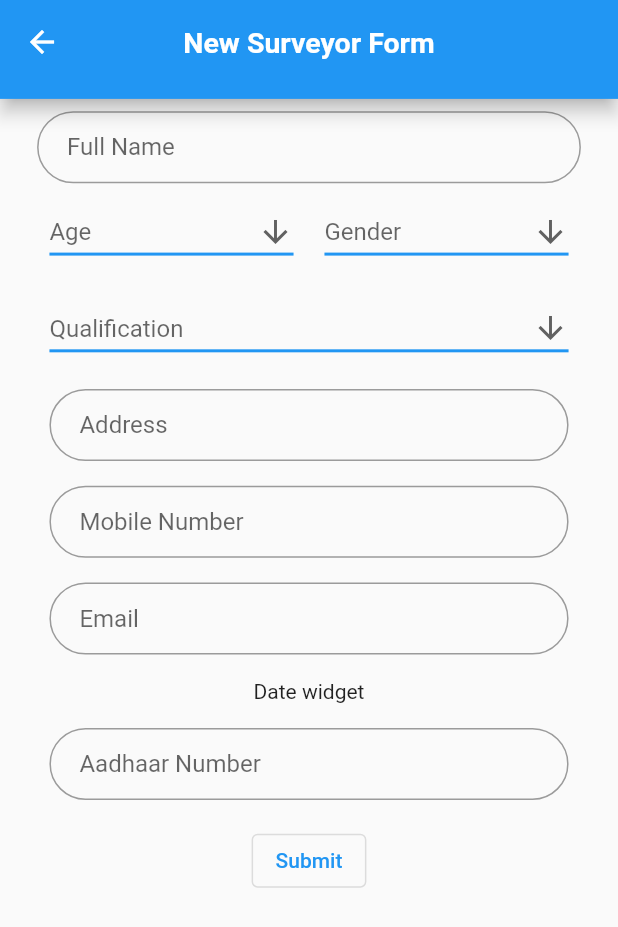
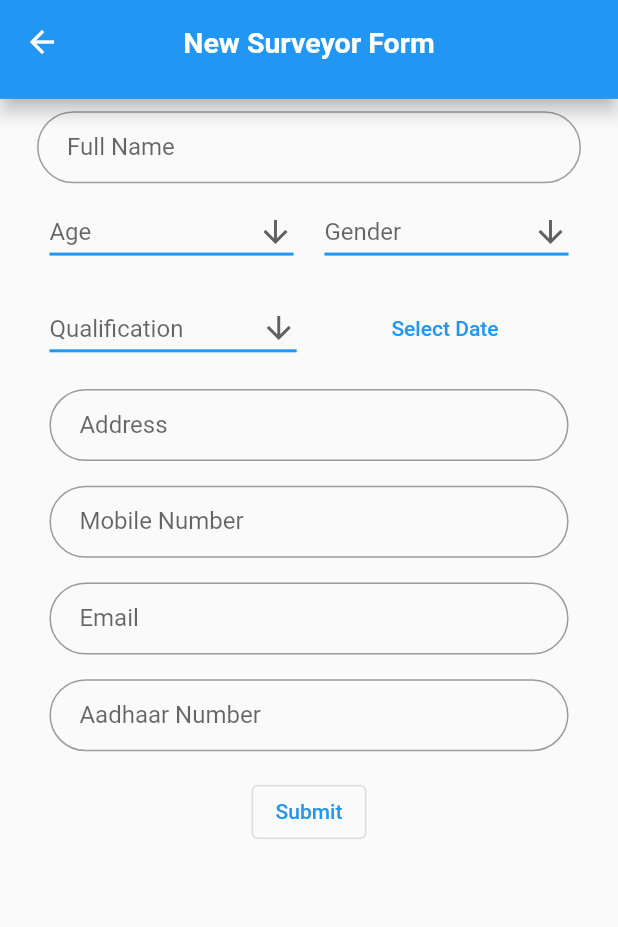
Before and after one commit to piyushwani004/medical_servey_app, a Flutter app: the NewSurveyorForm screen opened directly, on a phone screen of 412 x 824 dp. Shown: the top 927 px of the screen. Run offline on Flutter 3.47's test engine with Material 2 defaults, Android fonts, the light colour scheme and no system bars; our stand-ins replace google_fonts.

Commit message:
added date to new surveyor

```diff
--- a/lib/pages/Admin/new_surveyor_form.dart
+++ b/lib/pages/Admin/new_surveyor_form.dart
@@ -13,6 +13,8 @@ class NewSurveyorForm extends StatefulWidget {
 }
 
 class _NewSurveyorFormState extends State<NewSurveyorForm> {
+  String selectedDate = 'Select Date';
+
   final formKeyNewSurveyorForm = GlobalKey<FormState>();
 
   DropDownButtonWidget? ageDropDown;
@@ -122,6 +124,7 @@ class _NewSurveyorFormState extends State<NewSurveyorForm> {
     );
     final aadhaarNo = TextFormField(
       keyboardType: TextInputType.number,
+      validator: (aadhaarNo) => aadhaarNumberValidator(aadhaarNo!),
       autofocus: false,
       onSaved: (aadhaarNo) {
         surveyorForm["aadhaarNo"] = aadhaarNo!;
@@ -131,11 +134,13 @@ class _NewSurveyorFormState extends State<NewSurveyorForm> {
           Common.textFormFieldInputDecoration(labelText: "Aadhaar Number"),
     );
 
-    final submitBtn = OutlinedButton(onPressed: () {
-      if(formKeyNewSurveyorForm.currentState!.validate()){
-        formKeyNewSurveyorForm.currentState!.save();
-      }
-    }, child: Text('Submit'));
+    final submitBtn = OutlinedButton(
+        onPressed: () {
+          if (formKeyNewSurveyorForm.currentState!.validate()) {
+            formKeyNewSurveyorForm.currentState!.save();
+          }
+        },
+        child: Text('Submit'));
     return Form(
         key: formKey,
         child: Column(
@@ -160,9 +165,28 @@ class _NewSurveyorFormState extends State<NewSurveyorForm> {
                 )),
               ],
             ),
-            Padding(
-              padding: Common.allPadding(mHeight: height),
-              child: qualificationDropDown!,
+            Row(
+              mainAxisAlignment: MainAxisAlignment.spaceBetween,
+              children: [
+                Flexible(
+                  child: Padding(
+                    padding: Common.allPadding(mHeight: height),
+                    child: qualificationDropDown!,
+                  ),
+                ),
+                Expanded(
+                  child: Padding(
+                      padding: Common.allPadding(mHeight: height),
+                      child: Container(
+                        child: TextButton(
+                            onPressed: () async {
+                              selectedDate = await selectDate(context);
+                              setState(() {});
+                            },
+                            child: Text(selectedDate)),
+                      )),
+                ),
+              ],
             ),
             Padding(
               padding: Common.allPadding(mHeight: height),
@@ -178,10 +202,6 @@ class _NewSurveyorFormState extends State<NewSurveyorForm> {
             ),
             Padding(
               padding: Common.allPadding(mHeight: height),
-              child: Text('Date widget'),
-            ),
-            Padding(
-              padding: Common.allPadding(mHeight: height),
               child: aadhaarNo,
             ),
             Padding(
--- a/lib/widgets/common.dart
+++ b/lib/widgets/common.dart
@@ -77,6 +77,7 @@ class Common {
   static InputDecoration textFormFieldInputDecoration(
       {required String labelText}) {
     return InputDecoration(
+      labelText: labelText,
       hintText: labelText,
       contentPadding: EdgeInsets.fromLTRB(20.0, 10.0, 20.0, 10.0),
       border: OutlineInputBorder(borderRadius: BorderRadius.circular(32.0)),
@@ -86,8 +87,8 @@ class Common {
   static BoxDecoration gradientBoxDecoration({borderRadius}) {
     return BoxDecoration(
         borderRadius:
-        borderRadius ?? const BorderRadius.all(Radius.circular(10)),
+        borderRadius ?? const BorderRadius.all(Radius.circular(10),),
         gradient: LinearGradient(
-            colors: [Colors.blue.shade600, const Color(0xFF3F5AA6)]));
+            colors: [Colors.grey, Colors.black26]));
   }
 }
```
Also changed, not shown: lib/utils/functions.dart (+11 -0 lines).
